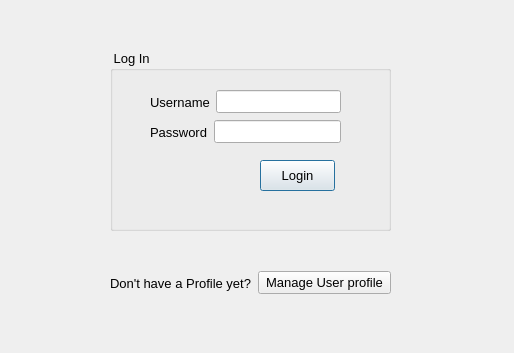
Qt form src/manageuser.ui (Vorxil/MagnifiSing) before a commit.
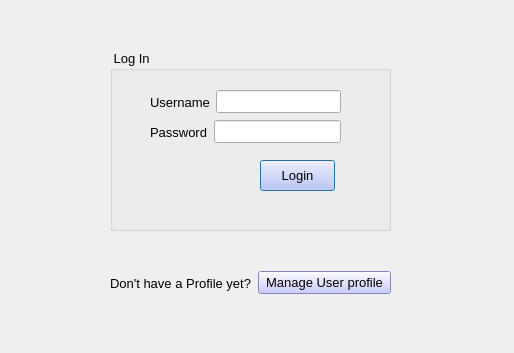
The same form after that commit.

Diff of the .ui file:
```diff
--- a/src/manageuser.ui
+++ b/src/manageuser.ui
@@ -41,6 +41,10 @@
       <height>31</height>
      </rect>
     </property>
+    <property name="styleSheet">
+     <string notr="true">border-color: rgb(0, 0, 127); 
+background-color: rgb(187, 188, 255);</string>
+    </property>
     <property name="text">
      <string>Login</string>
     </property>
@@ -123,6 +127,10 @@
         <pointsize>10</pointsize>
        </font>
       </property>
+      <property name="styleSheet">
+       <string notr="true">border-color: rgb(0, 0, 127); 
+background-color: rgb(187, 188, 255);</string>
+      </property>
       <property name="text">
        <string>Manage User profile</string>
       </property>
```
